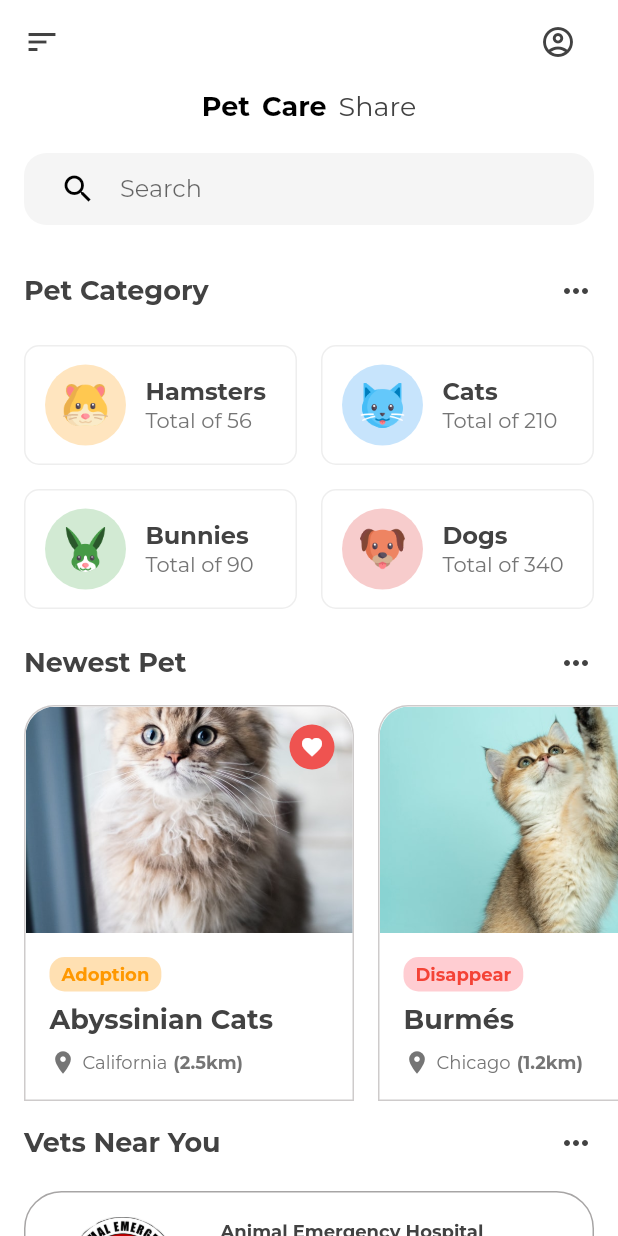
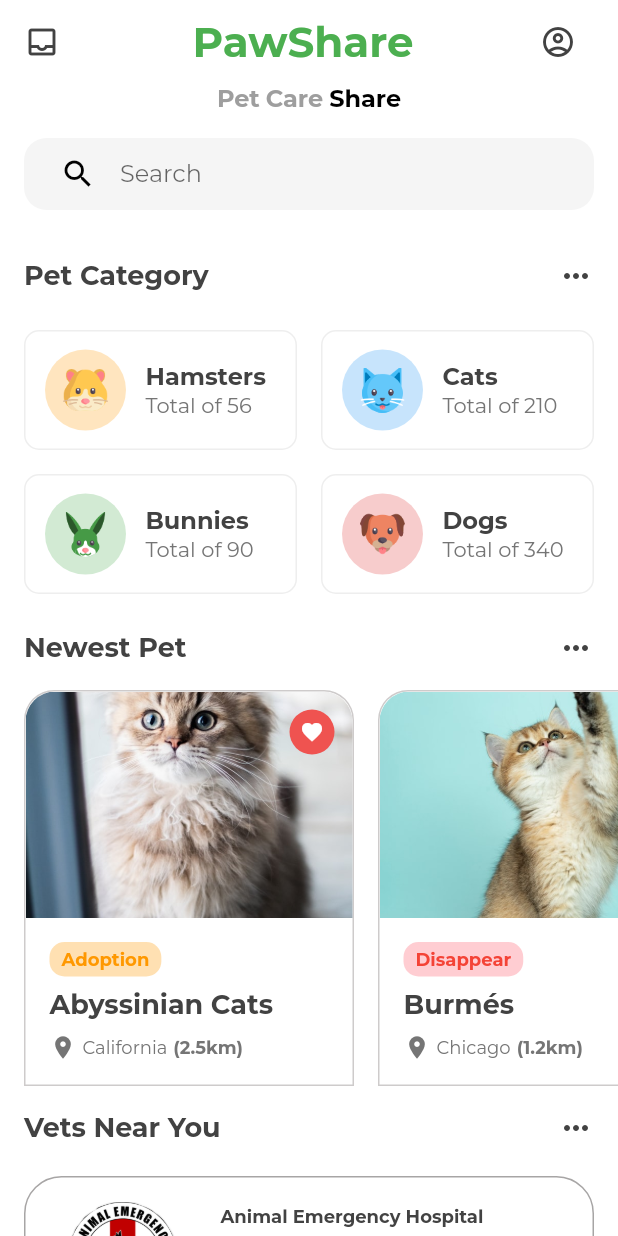
Before and after one commit to ananestorovic/fon-hackathon-2023, a Flutter app: the screen it shows after launch, on a phone screen of 412 x 824 dp. Run offline on Flutter 3.47's test engine with Material 2 defaults, Android fonts, the phone set to English and light mode, and no system bars; our stand-ins replace cloud_firestore, firebase_auth, firebase_core, google_fonts, image_picker; accounts and stored records are empty.

Commit message:
Finalne izmene

```diff
--- a/lib/pet.dart
+++ b/lib/pet.dart
@@ -11,8 +11,7 @@ class Pet {
   String imageUrl;
   bool favorite;
   bool newest;
-  static List<Pet> pets =  getPetListDefault();
-
+  static List<Pet> pets = getPetListDefault();
 
   Pet(this.name, this.location, this.distance, this.condition, this.category,
       this.imageUrl, this.favorite, this.newest);
@@ -25,25 +24,25 @@ static List<Pet> getPetListDefault() {
     return <Pet>[
       Pet("Abyssinian Cats", "California", "2.5", "Adoption", Category.CAT,
           "assets/images/cats/cat_1.jpg", true, true),
-   Pet("Scottish Fold", "New Jersey", "1.2", "Mating", Category.CAT,
+      Pet("Scottish Fold", "New Jersey", "1.2", "Pet-Sitting", Category.CAT,
           "assets/images/cats/cat_2.jpg", false, false),
       Pet("Ragdoll", "Miami", "1.2", "Disappear", Category.CAT,
           "assets/images/cats/cat_3.jpg", false, false),
       Pet("Burmés", "Chicago", "1.2", "Disappear", Category.CAT,
           "assets/images/cats/cat_4.jpg", true, true),
-   Pet("American Shorthair", "Washintong", "1.2", "Mating", Category.CAT,
-       "assets/images/cats/cat_5.jpg", true, false),
+      Pet("American Shorthair", "Washintong", "1.2", "Pet-Sitting",
+          Category.CAT, "assets/images/cats/cat_5.jpg", true, false),
       Pet("British Shorthair", "New York", "1.9", "Adoption", Category.CAT,
           "assets/images/cats/cat_6.jpg", false, false),
       Pet("Abyssinian Cats", "California", "2.5", "Adoption", Category.CAT,
           "assets/images/cats/cat_7.jpg", true, false),
-   Pet("Scottish Fold", "New Jersey", "1.2", "Mating", Category.CAT,
+      Pet("Scottish Fold", "New Jersey", "1.2", "Pet-Sitting", Category.CAT,
           "assets/images/cats/cat_8.jpg", false, false),
       Pet("Ragdoll", "Miami", "1.2", "Disappear", Category.CAT,
           "assets/images/cats/cat_9.jpg", false, true),
       Pet("Roborowski", "California", "2.5", "Adoption", Category.HAMSTER,
           "assets/images/hamsters/hamster_1.jpg", true, true),
-   Pet("Ruso", "New Jersey", "2.5", "Mating", Category.HAMSTER,
+      Pet("Ruso", "New Jersey", "2.5", "Pet-Sitting", Category.HAMSTER,
           "assets/images/hamsters/hamster_2.jpg", false, false),
       Pet("Golden", "Miami", "2.5", "Disappear", Category.HAMSTER,
           "assets/images/hamsters/hamster_3.jpg", false, false),
@@ -53,27 +52,27 @@ static List<Pet> getPetListDefault() {
           "assets/images/hamsters/hamster_5.jpg", true, false),
       Pet("Syrian", "California", "2.5", "Adoption", Category.HAMSTER,
           "assets/images/hamsters/hamster_6.jpg", false, false),
-   Pet("Dwarf Winter", "Miami", "2.5", "Mating", Category.HAMSTER,
+      Pet("Dwarf Winter", "Miami", "2.5", "Pet-Sitting", Category.HAMSTER,
           "assets/images/hamsters/hamster_7.jpg", true, false),
       Pet("American Rabbit", "California", "2.5", "Adoption", Category.BUNNY,
           "assets/images/bunnies/bunny_1.jpg", true, true),
-   Pet("Belgian Hare Rabbit", "New Jersey", "2.5", "Mating", Category.BUNNY,
-       "assets/images/bunnies/bunny_2.jpg", false, false),
+      Pet("Belgian Hare Rabbit", "New Jersey", "2.5", "Pet-Sitting",
+          Category.BUNNY, "assets/images/bunnies/bunny_2.jpg", false, false),
       Pet("Blanc de Hotot", "Miami", "2.5", "Disappear", Category.BUNNY,
           "assets/images/bunnies/bunny_3.jpg", false, false),
       Pet("Californian Rabbits", "Chicago", "2.5", "Disappear", Category.BUNNY,
           "assets/images/bunnies/bunny_4.jpg", true, true),
-   Pet("Checkered Giant Rabbit", "New York", "2.5", "Adoption", Category.BUNNY,
-       "assets/images/bunnies/bunny_5.jpg", true, false),
+      Pet("Checkered Giant Rabbit", "New York", "2.5", "Adoption",
+          Category.BUNNY, "assets/images/bunnies/bunny_5.jpg", true, false),
       Pet("Dutch Rabbit", "California", "2.5", "Adoption", Category.BUNNY,
           "assets/images/bunnies/bunny_6.jpg", false, false),
-   Pet("English Lop", "Miami", "2.5", "Mating", Category.BUNNY,
+      Pet("English Lop", "Miami", "2.5", "Pet-Sitting", Category.BUNNY,
           "assets/images/bunnies/bunny_7.jpg", true, false),
       Pet("English Spot", "California", "2.5", "Adoption", Category.BUNNY,
           "assets/images/bunnies/bunny_8.jpg", true, true),
       Pet("Affenpinscher", "California", "2.5", "Adoption", Category.DOG,
           "assets/images/dogs/dog_1.jpg", true, true),
-   Pet("Akita Shepherd", "New Jersey", "2.5", "Mating", Category.DOG,
+      Pet("Akita Shepherd", "New Jersey", "2.5", "Pet-Sitting", Category.DOG,
           "assets/images/dogs/dog_2.jpg", false, false),
       Pet("American Foxhound", "Miami", "2.5", "Disappear", Category.DOG,
           "assets/images/dogs/dog_3.jpg", false, false),
@@ -83,13 +82,13 @@ static List<Pet> getPetListDefault() {
           "assets/images/dogs/dog_5.jpg", true, false),
       Pet("Bearded Collie", "California", "2.5", "Adoption", Category.DOG,
           "assets/images/dogs/dog_6.jpg", false, false),
-   Pet("Belgian Sheepdog", "Miami", "2.5", "Mating", Category.DOG,
+      Pet("Belgian Sheepdog", "Miami", "2.5", "Pet-Sitting", Category.DOG,
           "assets/images/dogs/dog_7.jpg", true, false),
       Pet("Bloodhound", "California", "2.5", "Adoption", Category.DOG,
           "assets/images/dogs/dog_8.jpg", true, true),
       Pet("Boston Terrier", "California", "2.5", "Adoption", Category.DOG,
           "assets/images/dogs/dog_9.jpg", true, true),
-   Pet("Chinese Shar-Pei", "New Jersey", "2.5", "Mating", Category.DOG,
+      Pet("Chinese Shar-Pei", "New Jersey", "2.5", "Pet-Sitting", Category.DOG,
           "assets/images/dogs/dog_10.jpg", false, false),
       Pet("Border Collie", "Miami", "2.5", "Disappear", Category.DOG,
           "assets/images/dogs/dog_11.jpg", false, false),
@@ -97,5 +96,4 @@ static List<Pet> getPetListDefault() {
           "assets/images/dogs/dog_12.jpg", true, true),
     ];
   }
-
 }
--- a/lib/principal.dart
+++ b/lib/principal.dart
@@ -23,11 +23,19 @@ class _PrincipalState extends State<Principal> {
     return Scaffold(
       backgroundColor: Colors.white,
       appBar: AppBar(
+        title: Center(
+          child: const Text('PawShare',
+              style: TextStyle(
+                color: Colors.green,
+                fontSize: 28.0,
+                fontWeight: FontWeight.bold,
+              )),
+        ),
         brightness: Brightness.light,
         backgroundColor: Colors.transparent,
         elevation: 0,
         leading: Icon(
-          Icons.sort,
+          Icons.inbox_outlined,
           color: Colors.grey[800],
         ),
         actions: [
@@ -57,34 +65,35 @@ class _PrincipalState extends State<Principal> {
             mainAxisAlignment: MainAxisAlignment.center,
             children: [
               Padding(
-                padding: EdgeInsets.symmetric(horizontal: 4),
+                padding: EdgeInsets.symmetric(horizontal: 2),
                 child: Text(
                   "Pet",
                   style: TextStyle(
-                    color: Colors.black,
+                    color: Colors.grey,
                     fontWeight: FontWeight.bold,
-                    fontSize: 18,
+                    fontSize: 16,
                   ),
                 ),
               ),
               Padding(
-                padding: EdgeInsets.symmetric(horizontal: 4, vertical: 0),
+                padding: EdgeInsets.symmetric(horizontal: 2, vertical: 0),
                 child: Text(
                   "Care",
                   style: TextStyle(
-                    color: Colors.black,
+                    color: Colors.grey,
                     fontWeight: FontWeight.bold,
-                    fontSize: 18,
+                    fontSize: 16,
                   ),
                 ),
               ),
               Padding(
-                padding: EdgeInsets.symmetric(horizontal: 4, vertical: 4),
+                padding: EdgeInsets.symmetric(horizontal: 2, vertical: 0),
                 child: Text(
                   "Share",
                   style: TextStyle(
-                    color: Colors.grey[800],
-                    fontSize: 18,
+                    color: Colors.black,
+                    fontSize: 16,
+                    fontWeight: FontWeight.bold,
                   ),
                 ),
               ),
--- a/lib/user_profile.dart
+++ b/lib/user_profile.dart
@@ -1,4 +1,5 @@
 import 'package:flutter/material.dart';
+import 'package:flutter_application_1/create_request.dart';
 import 'package:flutter_application_1/pet.dart';
 import 'package:flutter_application_1/pet_details.dart';
 import 'package:flutter_application_1/services/auth.dart';
@@ -133,8 +134,7 @@ class UserProfile extends StatelessWidget {
                 Center(
                   child: Container(
                       width: 170,
-                      padding:
-                          EdgeInsets.symmetric(vertical: 12, horizontal: 20),
+                      padding: EdgeInsets.symmetric(vertical: 0, horizontal: 0),
                       decoration: BoxDecoration(
                         borderRadius: BorderRadius.all(
                           Radius.circular(20),
@@ -150,13 +150,19 @@ class UserProfile extends StatelessWidget {
                         color: Colors.blue[300],
                       ),
                       child: Center(
-                        child: Text(
-                          "Dodaj oglas",
-                          style: TextStyle(
-                            fontSize: 16,
-                            fontWeight: FontWeight.bold,
-                            color: Colors.white,
-                          ),
+                        child: TextButton(
+                          child: Text("Dodaj oglas",
+                              style: TextStyle(
+                                color: Colors.white,
+                                fontSize: 16.0,
+                                fontWeight: FontWeight.bold,
+                              )),
+                          onPressed: () {
+                            Navigator.push(
+                                context,
+                                MaterialPageRoute(
+                                    builder: (context) => CreateRequestPage()));
+                          },
                         ),
                       )),
                 ),
```
Lines whose indentation alone changed are shown as unchanged.
